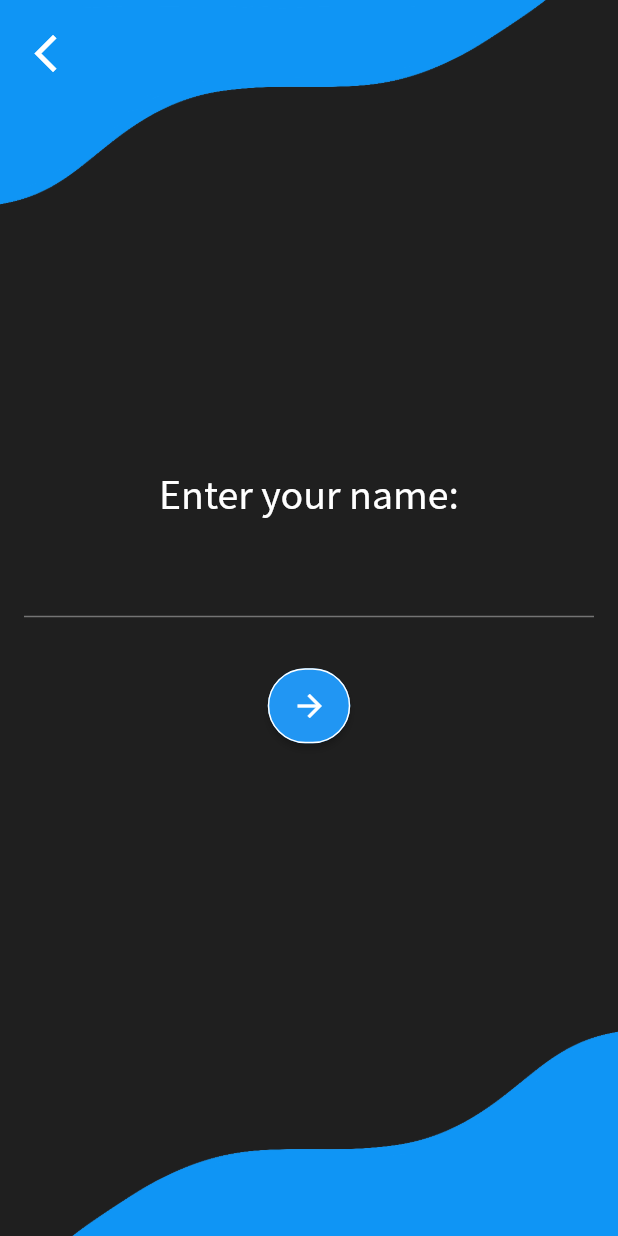
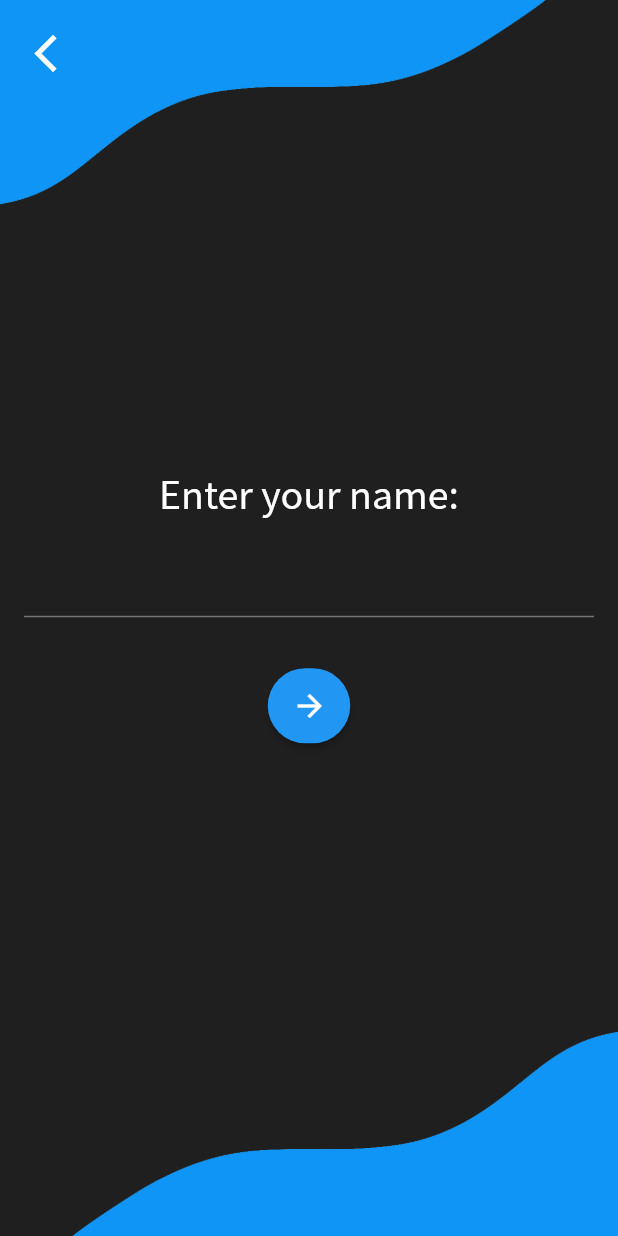
Before and after one commit to lilbroadam/Settle, a Flutter app: the screen it shows after launch, after a tap on the "wb sunny" icon, after a tap on "Create Settle", on a phone screen of 412 x 824 dp. Run offline on Flutter 3.47's test engine with Material 2 defaults, Android fonts, the phone set to English and light mode, and no system bars; our stand-ins replace animated_text_kit, device_info, flutter_spinkit, google_fonts, material_design_icons_flutter, share and 2 more; missing offline and left inert: animated_dialog_box, groovin_widgets.

Commit message:
fixed pop up dark mode colors

```diff
--- a/Flutter/lib/NameScreen.dart
+++ b/Flutter/lib/NameScreen.dart
@@ -21,7 +21,8 @@ class _NameScreenState extends State<NameScreen> {
     if (widget.newSession) {
       Navigator.push(
         widget.context,
-        MaterialPageRoute(builder: (context) => CreateSettle(name)),
+        MaterialPageRoute(
+            builder: (context) => CreateSettle(name, widget.themeChange)),
       );
     } else {
       Navigator.push(
@@ -47,9 +48,8 @@ class _NameScreenState extends State<NameScreen> {
       width: width,
       height: height,
       child: RaisedButton(
-          shape: RoundedRectangleBorder(
-              borderRadius: BorderRadius.circular(25.0),
-              side: BorderSide(color: Colors.white)),
+          shape:
+              RoundedRectangleBorder(borderRadius: BorderRadius.circular(25.0)),
           color: Colors.blue,
           child: Icon(
             Icons.arrow_forward_outlined,
--- a/Flutter/lib/main.dart
+++ b/Flutter/lib/main.dart
@@ -93,8 +93,6 @@ class SettleHomePage extends StatefulWidget {
 }
 
 class _SettleHomePageState extends State<SettleHomePage> {
-  // bool themeSwitch = false;
-
   DarkThemeProvider themeChangeProvider = new DarkThemeProvider();
 
   void initState() {
@@ -282,7 +280,6 @@ class _SettleHomePageState extends State<SettleHomePage> {
                       onPressed: () {
                         setState(() {
                           themeChange.darkTheme = !themeChange.darkTheme;
-                          // themeSwitch = !themeSwitch;
                         });
                       },
                     ),
@@ -343,13 +340,13 @@ class _SettleHomePageState extends State<SettleHomePage> {
 class Styles {
   static ThemeData themeData(bool isDarkTheme, BuildContext context) {
     return ThemeData(
-      primarySwatch: Colors.red,
+      primarySwatch: Colors.blue,
       primaryColor: isDarkTheme ? Color(0xff444444) : Colors.white,
       backgroundColor: isDarkTheme ? Color(0xff444444) : Color(0xffF1F5FB),
       indicatorColor: isDarkTheme ? Color(0xff0E1D36) : Color(0xffCBDCF8),
       buttonColor: isDarkTheme ? Color(0xff3B3B3B) : Color(0xffF1F5FB),
       hintColor: isDarkTheme ? Color(0xff280C0B) : Color(0xffEECED3),
-      highlightColor: isDarkTheme ? Color(0xff372901) : Color(0xffFCE192),
+      highlightColor: isDarkTheme ? Color(0xff2C949A) : Color(0xff95F0F5),
       hoverColor: isDarkTheme ? Color(0xff3A3A3B) : Color(0xff4285F4),
       focusColor: isDarkTheme ? Color(0xff0B2512) : Color(0xffA8DAB5),
       disabledColor: Colors.grey,
```
Also changed, not shown: Flutter/lib/CreateSettle.dart (+14 -6 lines).
